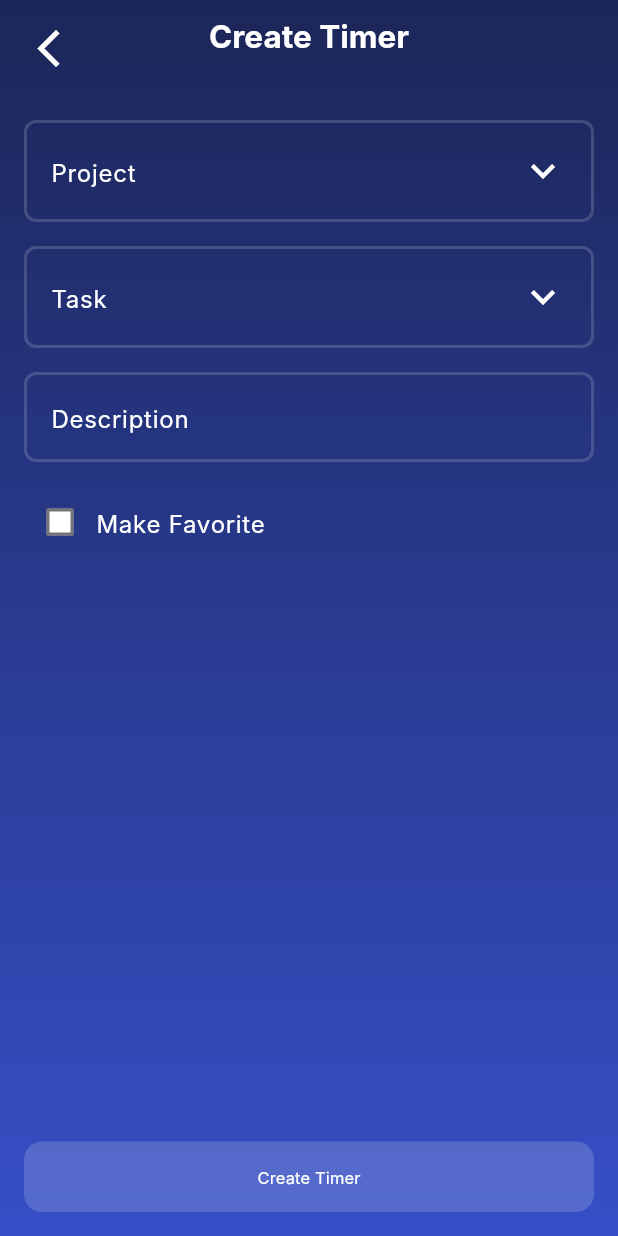
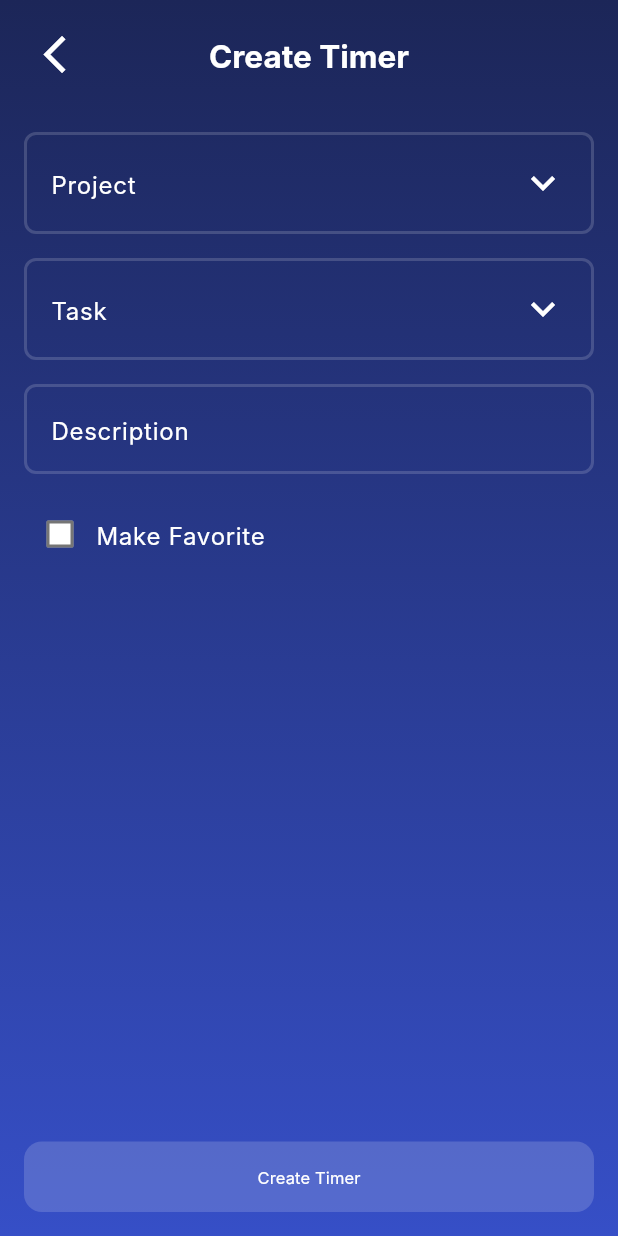
Before and after one commit to AlexEduV/apexive_test_timers_flutter, a Flutter app: the CreateTimerPage screen opened by its route, on a phone screen of 412 x 824 dp. Run offline on Flutter 3.47's test engine with Material 2 defaults, Android fonts, the phone set to English and light mode, and no system bars; Roboto replaces fonts that are missing (Inter).

Commit message:
now standard app bar in create timer;
styling is saved;

```diff
--- a/apexive_senior_flutter_engineer_timers_test/lib/pages/create_timer_page.dart
+++ b/apexive_senior_flutter_engineer_timers_test/lib/pages/create_timer_page.dart
@@ -78,6 +78,7 @@ class _CreateTimerPageState extends State<CreateTimerPage> {
   Widget build(BuildContext context) {
     return Scaffold(
       backgroundColor: Colors.indigo,
+      extendBodyBehindAppBar: true,
       body: SafeArea(
         child: Container(
           decoration: const BoxDecoration(
@@ -96,24 +97,18 @@ class _CreateTimerPageState extends State<CreateTimerPage> {
             //app bar
             child: Column(
               children: [
+
                 Padding(
-                  padding: const EdgeInsets.symmetric(vertical: 8),
-                  child: Stack(
-                    //alignment: Alignment.center,
-                    children: [
-                      //back button
-                      IconButton(
-                          onPressed: onBackButtonPressed,
-                          icon: const Icon(Icons.arrow_back_ios, size: 30, color: Colors.white,),),
-
-                      //title in the center
-                      Row(
-                        mainAxisAlignment: MainAxisAlignment.center,
-                        children: [
-                          Text('Create Timer', style: TypographyStyles.getHeadlineSmall(),),
-                        ],
-                      ),
-                    ],
+                  padding: const EdgeInsets.symmetric(vertical: 8.0),
+                  child: AppBar(
+                    title: Text('Create Timer', style: TypographyStyles.getHeadlineSmall(),),
+                    centerTitle: true,
+                    backgroundColor: Colors.transparent,
+                    elevation: 0.0,
+                    shadowColor: Colors.transparent,
+                    leading: IconButton(
+                      onPressed: onBackButtonPressed,
+                      icon: const Icon(Icons.arrow_back_ios, size: 30, color: Colors.white,),),
                   ),
                 ),
 
```
Also changed, not shown: apexive_senior_flutter_engineer_timers_test/lib/pages/task_details_page.dart (line endings or trailing spaces).
